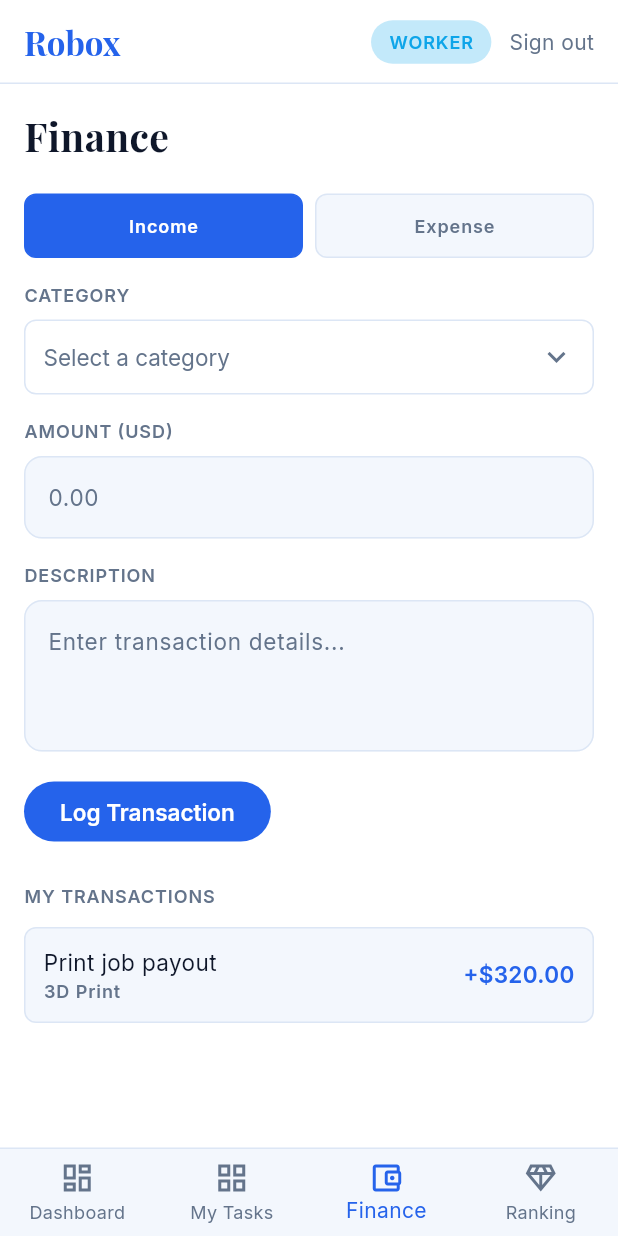
After one commit to jome11/Robox, a Flutter app: the WorkerFinanceScreen screen opened by its route, on a phone screen of 412 x 824 dp. The commit adds this screen. Run offline on Flutter 3.47's test engine with Material 3 defaults, Android fonts, the phone set to English and light mode, and no system bars; our stand-ins replace equatable, fl_chart, flutter_bloc, go_router, google_fonts.

Commit message:
some fixes

```diff
--- a/lib/core/routes/app_router.dart
+++ b/lib/core/routes/app_router.dart
@@ -12,7 +12,7 @@ import '../../features/admin/task_allocation/view/task_allocation_screen.dart';
 import '../../features/admin/financial_management/view/financial_management_screen.dart';
 import '../../features/shared/leaderboard/view/leaderboard_screen.dart';
 import '../../features/worker/my_tasks/view/my_tasks_screen.dart';
-import '../../features/worker/wallet/view/wallet_screen.dart';
+import '../../features/worker/finance/view/worker_finance_screen.dart';
 
 class AppRouter {
   static GoRouter router(UserModel? user) {
@@ -87,7 +87,7 @@ class AppRouter {
               routes: [
                 GoRoute(
                   path: '/worker/finance',
-                  builder: (context, state) => const WalletScreen(),
+                  builder: (context, state) => const WorkerFinanceScreen(),
                 ),
               ],
             ),
--- a/lib/core/widgets/robox_top_bar.dart
+++ b/lib/core/widgets/robox_top_bar.dart
@@ -5,8 +5,8 @@ import '../theme/app_text_styles.dart';
 import '../../data/models/user_model.dart';
 import '../../features/auth/bloc/auth_bloc.dart';
 
-/// Persistent top bar shown above the bottom-nav shells: brand logo, a role
-/// badge (Admin/Worker), and a sign-out action — same on every screen.
+/// Persistent top bar shown above the bottom-nav shells.
+/// Uses [AppBar] internally to handle system status bar insets (SafeArea) automatically.
 class RoboxTopBar extends StatelessWidget implements PreferredSizeWidget {
   final UserRole role;
 
@@ -17,16 +17,14 @@ class RoboxTopBar extends StatelessWidget implements PreferredSizeWidget {
 
   @override
   Widget build(BuildContext context) {
-    return Container(
-      height: preferredSize.height,
-      padding: const EdgeInsets.symmetric(horizontal: 16),
-      decoration: const BoxDecoration(
-        border: Border(bottom: BorderSide(color: AppColors.border)),
-      ),
-      child: Row(
-        children: [
-          Text('Robox', style: AppTextStyles.logo),
-          const Spacer(),
+    return AppBar(
+      backgroundColor: AppColors.background,
+      elevation: 0,
+      automaticallyImplyLeading: false,
+      titleSpacing: 16,
+      shape: const Border(bottom: BorderSide(color: AppColors.border)),
+      title: Text('Robox', style: AppTextStyles.logo),
+      actions: [
         Container(
           padding: const EdgeInsets.symmetric(horizontal: 12, vertical: 6),
           decoration: BoxDecoration(
@@ -39,12 +37,22 @@ class RoboxTopBar extends StatelessWidget implements PreferredSizeWidget {
           ),
         ),
         const SizedBox(width: 12),
-          GestureDetector(
+        Center(
+          child: Padding(
+            padding: const EdgeInsets.only(right: 16),
+            child: GestureDetector(
               onTap: () => context.read<AuthBloc>().add(LogoutRequested()),
-            child: Text('Sign out', style: AppTextStyles.body.copyWith(color: AppColors.textMuted, fontSize: 14)),
+              child: Text(
+                'Sign out',
+                style: AppTextStyles.body.copyWith(
+                  color: AppColors.textMuted,
+                  fontSize: 14,
+                ),
+              ),
+            ),
+          ),
         ),
       ],
-      ),
     );
   }
 }
--- a/lib/core/widgets/stat_strip.dart
+++ b/lib/core/widgets/stat_strip.dart
@@ -26,6 +26,7 @@ class StatStrip extends StatelessWidget {
   @override
   Widget build(BuildContext context) {
     return Container(
+      width: double.infinity,
       padding: const EdgeInsets.symmetric(vertical: 16, horizontal: 12),
       decoration: BoxDecoration(
         color: AppColors.surface,
@@ -39,6 +40,7 @@ class StatStrip extends StatelessWidget {
               width: 1,
               height: 32,
               color: AppColors.border,
+              margin: const EdgeInsets.symmetric(horizontal: 4),
             );
           }
           final item = items[i ~/ 2];
@@ -48,13 +50,26 @@ class StatStrip extends StatelessWidget {
               children: [
                 Icon(item.icon, size: 16, color: item.accentColor),
                 const SizedBox(width: 6),
-                Column(
-                  crossAxisAlignment: CrossAxisAlignment.start,
-                  mainAxisSize: MainAxisSize.min,
-                  children: [
-                    Text(item.value, style: AppTextStyles.headline.copyWith(fontSize: 18)),
-                    Text(item.label, style: AppTextStyles.label),
-                  ],
+                Flexible(
+                  child: Column(
+                    crossAxisAlignment: CrossAxisAlignment.start,
+                    mainAxisSize: MainAxisSize.min,
+                    children: [
+                      FittedBox(
+                        fit: BoxFit.scaleDown,
+                        child: Text(
+                          item.value,
+                          style: AppTextStyles.headline.copyWith(fontSize: 18),
+                        ),
+                      ),
+                      Text(
+                        item.label,
+                        style: AppTextStyles.label.copyWith(fontSize: 10),
+                        maxLines: 1,
+                        overflow: TextOverflow.ellipsis,
+                      ),
+                    ],
+                  ),
                 ),
               ],
             ),
--- /dev/null
+++ b/lib/features/worker/finance/view/worker_finance_screen.dart
@@ -0,0 +1,222 @@
+import 'package:flutter/material.dart';
+import '../../../../core/theme/app_colors.dart';
+import '../../../../core/theme/app_text_styles.dart';
+import '../../../../core/widgets/robox_button.dart';
+import '../../../../core/widgets/income_category_dropdown.dart';
+import '../../../../data/models/transaction_model.dart';
+
+/// Worker's personal earnings/expenses log — same log-entry pattern as the
+/// admin finance screen, scoped to the worker's own transactions.
+class WorkerFinanceScreen extends StatefulWidget {
+  const WorkerFinanceScreen({super.key});
+
+  @override
+  State<WorkerFinanceScreen> createState() => _WorkerFinanceScreenState();
+}
+
+class _WorkerFinanceScreenState extends State<WorkerFinanceScreen> {
+  TransactionType _type = TransactionType.income;
+  IncomeCategory? _category;
+  final _customCategoryController = TextEditingController();
+  final _amountController = TextEditingController();
+  final _descriptionController = TextEditingController();
+
+  final List<TransactionModel> _transactions = [
+    TransactionModel(
+      id: '1',
+      title: 'Print job payout',
+      amount: 320.00,
+      type: TransactionType.income,
+      date: DateTime.now().subtract(const Duration(hours: 5)),
+      category: IncomeCategory.threeDPrint,
+    ),
+  ];
+
+  @override
+  void dispose() {
+    _customCategoryController.dispose();
+    _amountController.dispose();
+    _descriptionController.dispose();
+    super.dispose();
+  }
+
+  void _logEntry() {
+    final amount = double.tryParse(_amountController.text);
+    if (amount == null || amount <= 0) return;
+    if (_type == TransactionType.income && _category == null) return;
+
+    setState(() {
+      _transactions.insert(
+        0,
+        TransactionModel(
+          id: DateTime.now().millisecondsSinceEpoch.toString(),
+          title: _descriptionController.text.isEmpty
+              ? (_type == TransactionType.income ? 'Income entry' : 'Expense entry')
+              : _descriptionController.text,
+          amount: amount,
+          type: _type,
+          date: DateTime.now(),
+          category: _type == TransactionType.income ? _category : null,
+          customCategory: _category == IncomeCategory.other ? _customCategoryController.text : null,
+        ),
+      );
+      _amountController.clear();
+      _descriptionController.clear();
+      _customCategoryController.clear();
+      _category = null;
+    });
+  }
+
+  @override
+  Widget build(BuildContext context) {
+    return Scaffold(
+      body: SingleChildScrollView(
+        padding: const EdgeInsets.all(16),
+        child: Column(
+          crossAxisAlignment: CrossAxisAlignment.start,
+          children: [
+            Text('Finance', style: AppTextStyles.headline),
+            const SizedBox(height: 20),
+            Row(
+              children: [
+                Expanded(child: _TypeToggleButton(
+                  label: 'Income',
+                  selected: _type == TransactionType.income,
+                  onTap: () => setState(() => _type = TransactionType.income),
+                )),
+                const SizedBox(width: 8),
+                Expanded(child: _TypeToggleButton(
+                  label: 'Expense',
+                  selected: _type == TransactionType.expense,
+                  onTap: () => setState(() => _type = TransactionType.expense),
+                )),
+              ],
+            ),
+            const SizedBox(height: 16),
+
+            if (_type == TransactionType.income) ...[
+              IncomeCategoryDropdown(
+                selected: _category,
+                customController: _customCategoryController,
+                onChanged: (c) => setState(() => _category = c),
+              ),
+              const SizedBox(height: 16),
+            ],
+
+            Text('AMOUNT (USD)', style: AppTextStyles.label),
+            const SizedBox(height: 8),
+            _StyledField(controller: _amountController, hint: '0.00', keyboardType: TextInputType.number),
+            const SizedBox(height: 16),
+
+            Text('DESCRIPTION', style: AppTextStyles.label),
+            const SizedBox(height: 8),
+            _StyledField(controller: _descriptionController, hint: 'Enter transaction details...', maxLines: 3),
+            const SizedBox(height: 16),
+
+            RoboxButton(label: 'Log Transaction', onPressed: _logEntry),
+            const SizedBox(height: 24),
+
+            Text('MY TRANSACTIONS', style: AppTextStyles.label),
+            const SizedBox(height: 12),
+            ..._transactions.map((t) => _TransactionTile(transaction: t)),
+          ],
+        ),
+      ),
+    );
+  }
+}
+
+class _TypeToggleButton extends StatelessWidget {
+  final String label;
+  final bool selected;
+  final VoidCallback onTap;
+
+  const _TypeToggleButton({required this.label, required this.selected, required this.onTap});
+
+  @override
+  Widget build(BuildContext context) {
+    return GestureDetector(
+      onTap: onTap,
+      child: Container(
+        padding: const EdgeInsets.symmetric(vertical: 12),
+        alignment: Alignment.center,
+        decoration: BoxDecoration(
+          color: selected ? AppColors.primary : AppColors.surface,
+          borderRadius: BorderRadius.circular(8),
+          border: Border.all(color: selected ? AppColors.primary : AppColors.border),
+        ),
+        child: Text(
+          label,
+          style: AppTextStyles.label.copyWith(color: selected ? AppColors.onPrimary : AppColors.textMuted),
+        ),
+      ),
+    );
+  }
+}
+
+class _StyledField extends StatelessWidget {
+  final TextEditingController controller;
+  final String hint;
+  final int maxLines;
+  final TextInputType? keyboardType;
+
+  const _StyledField({required this.controller, required this.hint, this.maxLines = 1, this.keyboardType});
+
+  @override
+  Widget build(BuildContext context) {
+    return TextField(
+      controller: controller,
+      maxLines: maxLines,
+      keyboardType: keyboardType,
+      style: AppTextStyles.body,
+      decoration: InputDecoration(
+        hintText: hint,
+        hintStyle: AppTextStyles.body.copyWith(color: AppColors.textMuted),
+        filled: true,
+        fillColor: AppColors.surface,
+        border: OutlineInputBorder(borderRadius: BorderRadius.circular(8), borderSide: BorderSide.none),
+      ),
+    );
+  }
+}
+
+class _TransactionTile extends StatelessWidget {
+  final TransactionModel transaction;
+
+  const _TransactionTile({required this.transaction});
+
+  @override
+  Widget build(BuildContext context) {
+    final isIncome = transaction.type == TransactionType.income;
+    return Container(
+      margin: const EdgeInsets.only(bottom: 8),
+      padding: const EdgeInsets.all(12),
+      decoration: BoxDecoration(
+        color: AppColors.surface,
+        borderRadius: BorderRadius.circular(8),
+        border: Border.all(color: AppColors.border),
+      ),
+      child: Row(
+        children: [
+          Expanded(
+            child: Column(
+              crossAxisAlignment: CrossAxisAlignment.start,
+              children: [
+                Text(transaction.title, style: AppTextStyles.body),
+                if (transaction.categoryLabel != null)
+                  Text(transaction.categoryLabel!, style: AppTextStyles.label),
+              ],
+            ),
+          ),
+          Text(
+            '${isIncome ? '+' : '-'}\$${transaction.amount.toStringAsFixed(2)}',
+            style: AppTextStyles.body.copyWith(
+              color: isIncome ? AppColors.primary : AppColors.error,
+              fontWeight: FontWeight.w600,
+            ),
+          ),
+        ],
+      ),
+    );
+  }
+}
--- a/lib/navigation/worker_shell.dart
+++ b/lib/navigation/worker_shell.dart
@@ -30,7 +30,7 @@ class WorkerShell extends StatelessWidget {
           items: const [
             BottomNavigationBarItem(icon: Icon(Icons.dashboard_outlined), label: 'Dashboard'),
             BottomNavigationBarItem(icon: Icon(Icons.grid_view_outlined), label: 'My Tasks'),
-            BottomNavigationBarItem(icon: Icon(Icons.track_changes_outlined), label: 'Wallet'),
+            BottomNavigationBarItem(icon: Icon(Icons.account_balance_wallet_outlined), label: 'Finance'),
             BottomNavigationBarItem(icon: Icon(Icons.diamond_outlined), label: 'Ranking'),
           ],
         ),
```
Also changed, not shown: 3 other files. Lines whose indentation alone changed are shown as unchanged.
